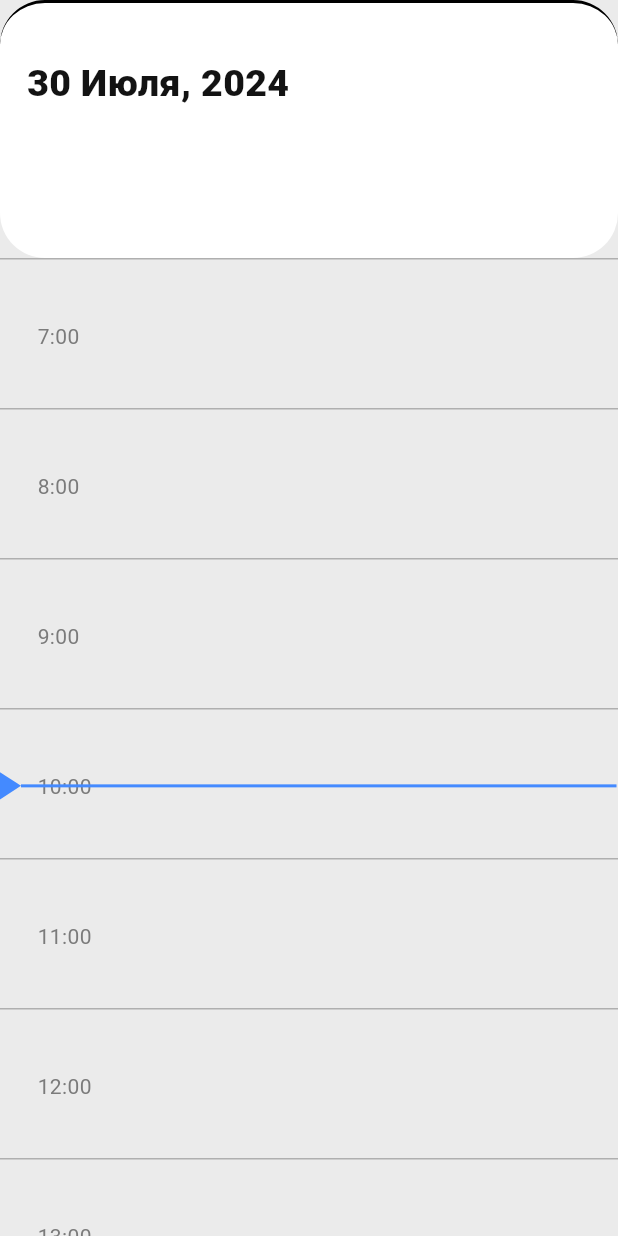
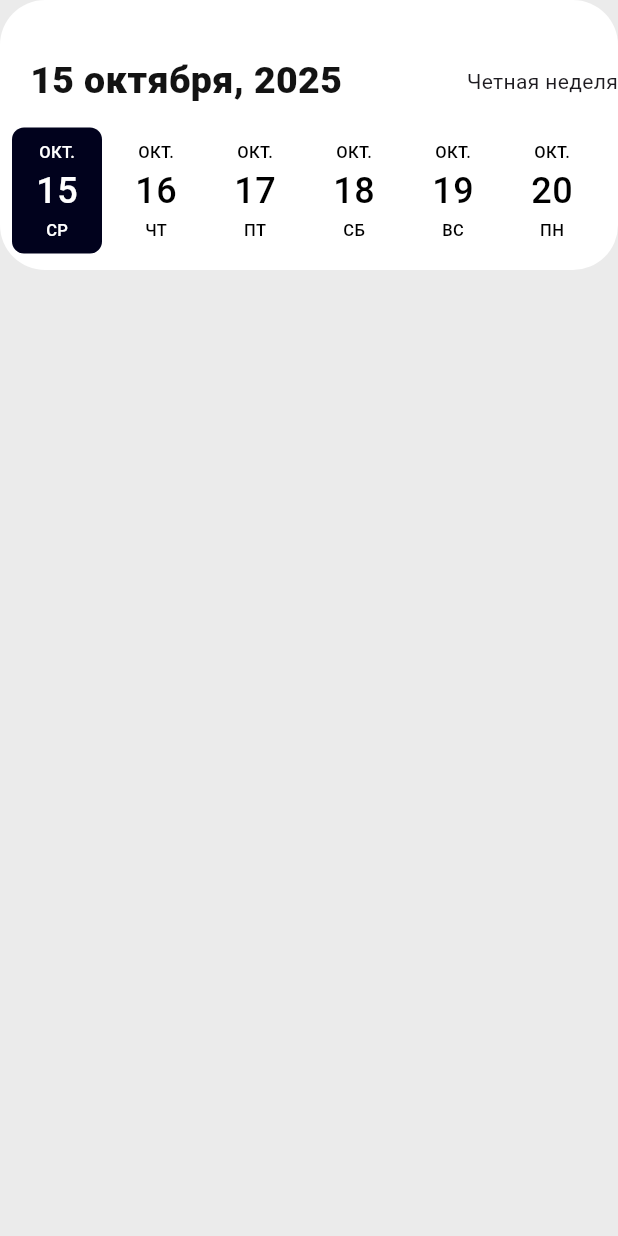
Before and after one commit to DenUP/shedule, a Flutter app: the screen it shows after launch, on a phone screen of 412 x 824 dp. Run offline on Flutter 3.47's test engine with Material 3 defaults, Android fonts, the phone set to English and light mode, and no system bars; drawn by our look-alikes of date_picker_timeline; our stand-ins replace equatable, flutter_bloc, flutter_svg, get_it, supabase_flutter; accounts and stored records are empty.

Commit message:
shedule repositry

```diff
--- a/lib/core/utils/time_utils.dart
+++ b/lib/core/utils/time_utils.dart
@@ -1,4 +1,5 @@
 import 'package:flutter/material.dart';
+import 'package:intl/intl.dart';
 
 TimeOfDay parseTime(String timeString) {
   final parts = timeString.split(':');
@@ -10,3 +11,29 @@ TimeOfDay parseTime(String timeString) {
 double timeToPixels(TimeOfDay time, double hourHeight) {
   return (time.hour - 7 + time.minute / 60.0) * hourHeight;
 }
+
+// Четная или не четная неделя
+
+// Создаем расширение для удобства
+extension on DateTime {
+  int get weekOfYear {
+    final startOfYear = DateTime(year, 1, 1);
+    final weekNumber =
+        ((difference(startOfYear).inDays + startOfYear.weekday) / 7).ceil();
+    return weekNumber;
+  }
+}
+
+bool isEvenWeek([DateTime? date]) {
+  final targetDate = date ?? DateTime.now();
+
+  final weekNumber = targetDate.weekOfYear;
+  return weekNumber % 2 == 0;
+}
+
+String get getEvenWeekString =>
+    isEvenWeek() ? 'Четная неделя' : 'Нечетная неделя';
+
+extension DateTimeX on DateTime {
+  int get dayOfYear => int.parse(DateFormat("D").format(this));
+}
--- a/lib/features/shedule/data/repository/shedule_repository_impl.dart
+++ b/lib/features/shedule/data/repository/shedule_repository_impl.dart
@@ -9,11 +9,11 @@ class SheduleRepositoryImpl implements SheduleRepository {
   @override
   Future<List<Shedule>> getShedule({
     required String groupName,
-    required int dayOfWeek,
+    required DateTime selectedDate,
   }) async {
-    final result = remoteDataSource.getShedule(
+    final result = await remoteDataSource.getShedule(
       groupName: groupName,
-      dayOfWeek: dayOfWeek,
+      selectedDate: selectedDate,
     );
     return result;
   }
--- a/lib/features/shedule/domain/dataSource/shedule_remote_data_source.dart
+++ b/lib/features/shedule/domain/dataSource/shedule_remote_data_source.dart
@@ -3,6 +3,6 @@ import 'package:shedule_test/features/shedule/domain/entity/shedule.dart';
 abstract class SheduleRemoteDataSource {
   Future<List<Shedule>> getShedule({
     required String groupName,
-    required int dayOfWeek,
+    required DateTime selectedDate,
   });
 }
--- a/lib/features/shedule/domain/repositories/shedule_repository.dart
+++ b/lib/features/shedule/domain/repositories/shedule_repository.dart
@@ -3,6 +3,6 @@ import 'package:shedule_test/features/shedule/domain/entity/shedule.dart';
 abstract class SheduleRepository {
   Future<List<Shedule>> getShedule({
     required String groupName,
-    required int dayOfWeek,
+    required DateTime selectedDate,
   });
 }
--- a/lib/features/shedule/presentation/bloc/shedule_event.dart
+++ b/lib/features/shedule/presentation/bloc/shedule_event.dart
@@ -9,10 +9,10 @@ sealed class SheduleEvent extends Equatable {
 
 final class SheduleLoadEvent extends SheduleEvent {
   final String groupName;
-  final int dayOfWeek;
+  final DateTime selectedDate;
 
-  const SheduleLoadEvent({required this.groupName, required this.dayOfWeek});
+  const SheduleLoadEvent({required this.groupName, required this.selectedDate});
 
   @override
-  List<Object> get props => [groupName, dayOfWeek];
+  List<Object> get props => [groupName, selectedDate];
 }
--- a/lib/features/shedule/presentation/pages/shedule_page.dart
+++ b/lib/features/shedule/presentation/pages/shedule_page.dart
@@ -1,3 +1,4 @@
+import 'package:date_picker_timeline/date_picker_widget.dart';
 import 'package:flutter/material.dart';
 import 'package:flutter_bloc/flutter_bloc.dart';
 import 'package:flutter_svg/flutter_svg.dart';
@@ -5,12 +6,15 @@ import 'package:intl/intl.dart';
 import 'package:shedule_test/core/utils/time_utils.dart';
 import 'package:shedule_test/features/shedule/presentation/bloc/shedule_bloc.dart';
 
-class ShedulePage extends StatelessWidget {
+class ShedulePage extends StatefulWidget {
   const ShedulePage({super.key});
 
   @override
-  Widget build(BuildContext context) {
-    final double hourHeight = 100.0;
+  State<ShedulePage> createState() => _ShedulePageState();
+}
+
+class _ShedulePageState extends State<ShedulePage> {
+  DateTime _selectedDate = DateTime.now();
 
   String formatTime24(TimeOfDay time) {
     final now = DateTime.now();
@@ -18,64 +22,111 @@ class ShedulePage extends StatelessWidget {
     return DateFormat('HH:mm').format(dt);
   }
 
+  String formatTimeMonthDay(DateTime date) {
+    final formatted = DateFormat('d MMMM, y', 'ru_RU').format(date);
+    return formatted[0].toUpperCase() + formatted.substring(1);
+  }
+
+  @override
+  Widget build(BuildContext context) {
+    final double hourHeight = 100.0;
+
     final taskColors = [
       const Color(0xFF42A5F5), // насыщенный синий
       const Color(0xFFFFA726), // ярко-оранжевый
       const Color(0xFF66BB6A), // зелёный
       const Color(0xFFAB47BC), // фиолетовый
     ];
+
     final now = TimeOfDay.now();
     final currentTop = timeToPixels(now, hourHeight);
 
     return Scaffold(
-      backgroundColor: Color(0xFFEBEBEB),
-      body: Column(
+      backgroundColor: const Color(0xFFEBEBEB),
+      body: BlocConsumer<SheduleBloc, SheduleState>(
+        listener: (context, state) {},
+        builder: (context, state) {
+          return Column(
             children: [
+              // ---------- Верхний блок ----------
               Container(
-            height: 172,
+                height: 180,
                 width: MediaQuery.of(context).size.width,
-            decoration: BoxDecoration(
+                decoration: const BoxDecoration(
                   color: Colors.white,
-              borderRadius: BorderRadiusGeometry.vertical(
+                  borderRadius: BorderRadius.vertical(
                     top: Radius.circular(30),
                     bottom: Radius.circular(30),
-              ),
-              border: BoxBorder.fromLTRB(
-                top: BorderSide(color: Colors.black, width: 2),
                   ),
                 ),
                 child: Column(
                   crossAxisAlignment: CrossAxisAlignment.start,
                   children: [
                     Padding(
-                  padding: EdgeInsetsGeometry.fromLTRB(18, 36, 0, 0),
-                  child: Text(
-                    '30 Июля, 2024',
-                    style: TextStyle(
+                      padding: const EdgeInsets.only(
+                        left: 20,
+                        top: 36,
+                        bottom: 10,
+                      ),
+                      child: Row(
+                        mainAxisAlignment: MainAxisAlignment.spaceBetween,
+                        children: [
+                          Text(
+                            formatTimeMonthDay(DateTime.now()),
+                            style: const TextStyle(
                               color: Color(0xFF131313),
                               fontSize: 25,
                               fontWeight: FontWeight.w900,
                             ),
                           ),
-                ),
-                // DatePicker
+                          Text(getEvenWeekString),
                         ],
                       ),
                     ),
+                    // ---------- DatePicker ----------
+                    Padding(
+                      padding: const EdgeInsets.symmetric(horizontal: 5),
+                      child: DatePicker(
+                        DateTime.now().subtract(const Duration(days: 0)),
+                        initialSelectedDate: _selectedDate,
+                        selectionColor: const Color(0xFF01021D),
+                        selectedTextColor: Colors.white,
+                        locale: 'ru_RU',
+                        daysCount: 30,
+                        height: 90,
+                        onDateChange: (date) {
+                          setState(() {
+                            _selectedDate = date;
+                          });
+                          // Отправляем событие в BLoC
+                          context.read<SheduleBloc>().add(
+                            SheduleLoadEvent(
+                              groupName: "22-2ИСП",
+                              selectedDate: date,
+                            ),
+                          );
+                        },
+                      ),
+                    ),
+                  ],
+                ),
+              ),
+
+              // ---------- Контент с расписанием ----------
               Expanded(
                 child: SingleChildScrollView(
                   child: SizedBox(
-                height: 10 * hourHeight, // высота для всех часов
-                child: BlocConsumer<SheduleBloc, SheduleState>(
-                  listener: (context, state) {},
-                  builder: (context, state) {
-                    print(state);
-                    return state is SheduleLoading
-                        ? Center(child: CircularProgressIndicator())
-                        : state is SheduleSuccess
-                        ? Stack(
+                    height: 10 * hourHeight,
+                    child: Builder(
+                      builder: (context) {
+                        if (state is SheduleLoading) {
+                          return const Center(
+                            child: CircularProgressIndicator(),
+                          );
+                        } else if (state is SheduleSuccess) {
+                          return Stack(
                             children: [
-                              // 1 Фон с часами
+                              // 1️⃣ Фон с часами
                               Column(
                                 children: List.generate(10, (index) {
                                   final label = DateFormat(
@@ -92,22 +143,15 @@ class ShedulePage extends StatelessWidget {
                                           right: 0,
                                           child: Container(
                                             height: 1,
-                                            color: Color.fromARGB(
-                                              255,
-                                              175,
-                                              175,
-                                              175,
-                                            ),
+                                            color: const Color(0xFFB0B0B0),
                                           ),
                                         ),
                                         Positioned(
-                                          top:
-                                              hourHeight / 2 -
-                                              8, // центрируем текст относительно часа
+                                          top: hourHeight / 2 - 8,
                                           left: 25,
                                           child: Text(
                                             label,
-                                            style: TextStyle(
+                                            style: const TextStyle(
                                               color: Color(0xFF7B7B7B),
                                               fontWeight: FontWeight.w400,
                                             ),
@@ -124,17 +168,20 @@ class ShedulePage extends StatelessWidget {
                                 final index = state.shedule.indexOf(task);
                                 final start = parseTime(task.startTime);
                                 final end = parseTime(task.endTime);
-
                                 final top = timeToPixels(start, hourHeight);
                                 final bottom = timeToPixels(end, hourHeight);
-                                final height = bottom - top;
+                                final maxHeight = 10 * hourHeight - top;
+                                final height = (bottom - top).clamp(
+                                  0.0,
+                                  maxHeight,
+                                );
 
                                 return Positioned(
                                   top: top,
                                   left: 80,
                                   right: 20,
                                   child: Container(
-                                    height: height,
+                                    height: height + 9,
                                     decoration: BoxDecoration(
                                       color:
                                           taskColors[index % taskColors.length],
@@ -147,29 +194,35 @@ class ShedulePage extends StatelessWidget {
                                       children: [
                                         Text(
                                           task.subjectName,
-                                          maxLines: 1,
                                           style: const TextStyle(
                                             color: Colors.white,
                                             fontWeight: FontWeight.bold,
-                                            fontSize: 18,
+                                            fontSize: 16,
                                           ),
                                         ),
+                                        const Spacer(),
                                         Text(
                                           task.teacherName ?? '',
                                           maxLines: 1,
                                           style: const TextStyle(
-                                            color: Colors.white70,
-                                            fontSize: 12,
+                                            color: Colors.white,
+                                            fontSize: 13,
+                                            fontWeight: FontWeight.w500,
                                           ),
                                         ),
 
-                                        const Spacer(),
                                         Row(
                                           children: [
                                             SvgPicture.asset(
                                               'assets/icons/clock.svg',
+                                              width: 14,
+                                              colorFilter:
+                                                  const ColorFilter.mode(
+                                                    Colors.white70,
+                                                    BlendMode.srcIn,
                                                   ),
-                                            SizedBox(width: 6),
+                                            ),
+                                            const SizedBox(width: 6),
                                             Text(
                                               '${formatTime24(start)} - ${formatTime24(end)}',
                                               style: const TextStyle(
@@ -196,7 +249,7 @@ class ShedulePage extends StatelessWidget {
                                     SvgPicture.asset(
                                       'assets/icons/Polygon.svg',
                                       width: 15,
-                                      colorFilter: ColorFilter.mode(
+                                      colorFilter: const ColorFilter.mode(
                                         Colors.blueAccent,
                                         BlendMode.srcATop,
                                       ),
@@ -212,14 +265,18 @@ class ShedulePage extends StatelessWidget {
                                 ),
                               ),
                             ],
-                          )
-                        : SizedBox();
+                          );
+                        } else {
+                          return const SizedBox();
+                        }
                       },
                     ),
                   ),
                 ),
               ),
             ],
+          );
+        },
       ),
     );
   }
--- a/lib/main.dart
+++ b/lib/main.dart
@@ -4,9 +4,11 @@ import 'package:shedule_test/dependecy_injection.dart';
 import 'package:shedule_test/features/shedule/domain/repositories/shedule_repository.dart';
 import 'package:shedule_test/features/shedule/presentation/bloc/shedule_bloc.dart';
 import 'package:shedule_test/features/shedule/presentation/pages/shedule_page.dart';
+import 'package:intl/date_symbol_data_local.dart';
 
 Future<void> main() async {
   WidgetsFlutterBinding.ensureInitialized();
+  initializeDateFormatting('ru_Ru', null);
   await init();
 
   runApp(const MainApp());
@@ -20,9 +22,7 @@ class MainApp extends StatelessWidget {
     return MultiBlocProvider(
       providers: [
         BlocProvider(
-          create: (_) =>
-              SheduleBloc(repository: getIt<SheduleRepository>())
-                ..add(SheduleLoadEvent(groupName: 'Группа 1', dayOfWeek: 1)),
+          create: (_) => SheduleBloc(repository: getIt<SheduleRepository>()),
         ),
       ],
       child: MaterialApp(
```
Also changed, not shown: lib/features/shedule/data/dataSource/shedule_remote_data_source_impl.dart (+10 -4 lines), lib/features/shedule/presentation/bloc/shedule_bloc.dart (+5 -2 lines). Lines whose indentation alone changed are shown as unchanged.
